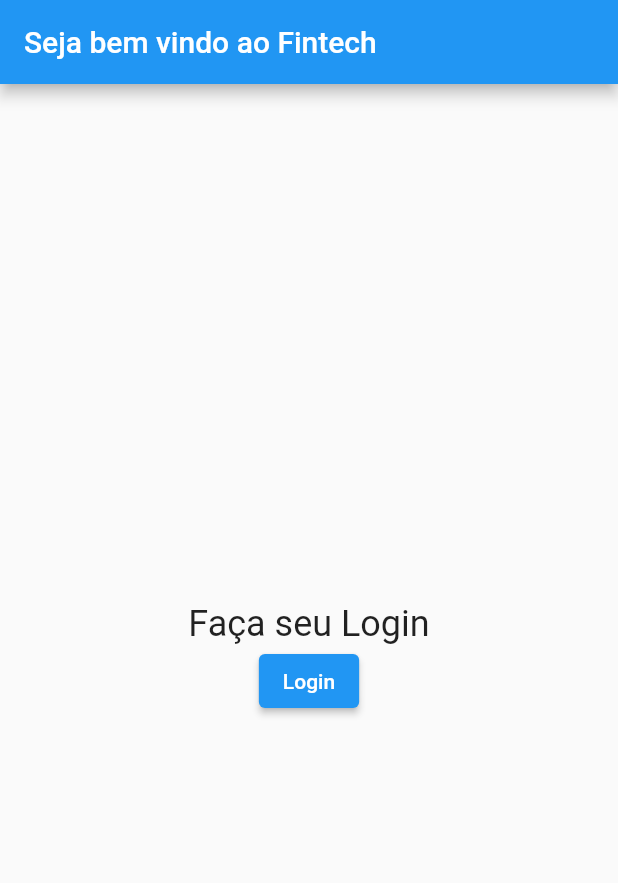
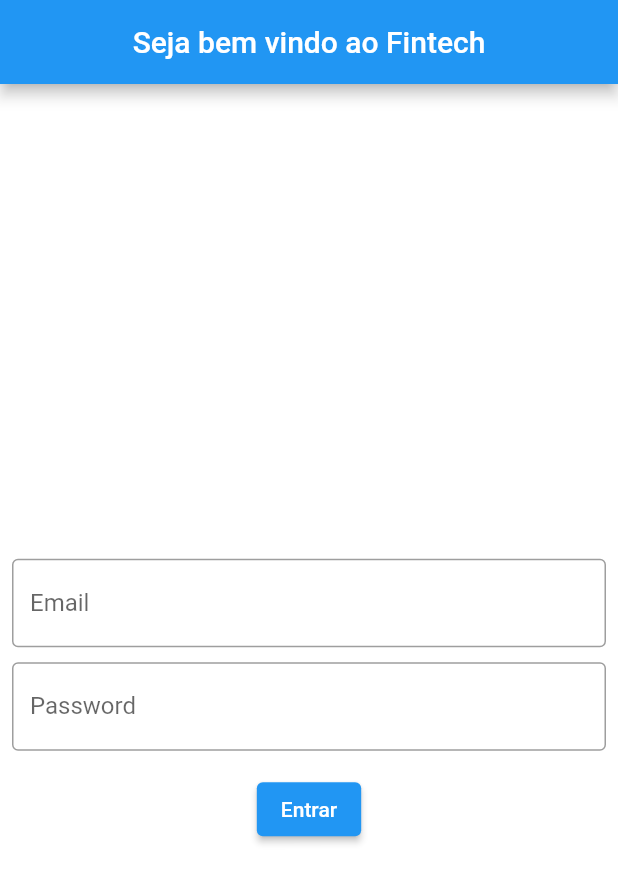
Before and after one commit to LucasAraujo44/fintec, a Flutter app: the screen it shows after launch, on a phone screen of 412 x 824 dp. Shown: the top 883 px of the screen. Run offline on Flutter 3.47's test engine with Material 2 defaults, Android fonts, the phone set to English and light mode, and no system bars.

```diff
--- a/Desktop/app_flutter/app_flutter/fintech/lib/login.dart
+++ b/Desktop/app_flutter/app_flutter/fintech/lib/login.dart
@@ -1,29 +1,73 @@
-// ignore_for_file: use_key_in_widget_constructors
-
 import 'package:flutter/material.dart';
 
-class LoginScreen extends StatelessWidget {
+class LoginPage extends StatefulWidget {
+  const LoginPage({Key? key}) : super(key: key);
+
+  @override
+  State<LoginPage> createState() => _LoginPageState();
+}
+
+class _LoginPageState extends State<LoginPage> {
+  String email = '';
+  String password = '';
+
   @override
   Widget build(BuildContext context) {
     return Scaffold(
+      backgroundColor: Colors.white,
       appBar: AppBar(
-        title: Text('Seja bem vindo ao Fintech'),
+        title: const Text("Seja bem vindo ao Fintech"),
+        backgroundColor: Colors.blue,
+        centerTitle: true,
       ),
-      body: Center(
+      body: SingleChildScrollView(
+        child: SizedBox(
+          width: MediaQuery.of(context).size.width,
+          height: MediaQuery.of(context).size.height,
+          child: Padding(
+            padding: const EdgeInsets.all(8.0),
             child: Column(
               mainAxisAlignment: MainAxisAlignment.center,
               children: [
-            Text(
-              'Faça seu Login',
-              style: TextStyle(fontSize: 24),
+                TextField(
+                  onChanged: (text) {
+                    setState(() {
+                      email = text;
+                    });
+                  },
+                  keyboardType: TextInputType.emailAddress,
+                  decoration: InputDecoration(
+                    labelText: 'Email',
+                    border: OutlineInputBorder(),
                   ),
+                ),
+                const SizedBox(height: 10),
+                TextField(
+                  onChanged: (text) {
+                    setState(() {
+                      password = text;
+                    });
+                  },
+                  obscureText: true, // esconder a senha
+                  decoration: InputDecoration(
+                    labelText: 'Password',
+                    border: OutlineInputBorder(),
+                  ),
+                ),
+                const SizedBox(height: 15),
                 ElevatedButton(
-              child: Text('Login'),
                   onPressed: () {
+                    if (email == 'unama@mobile.com' && password == '123456') {
                       Navigator.pushReplacementNamed(context, '/main');
+                    } else {
+                      print('Login ou senha inválido');
+                    }
                   },
+                  child: const Text('Entrar'),
                 ),
               ],
+            ),
+          ),
         ),
       ),
     );
--- a/Desktop/app_flutter/app_flutter/fintech/lib/main.dart
+++ b/Desktop/app_flutter/app_flutter/fintech/lib/main.dart
@@ -18,7 +18,7 @@ class MyApp extends StatelessWidget {
       ),
       initialRoute: '/',
       routes: {
-        '/': (context) => LoginScreen(),
+        '/': (context) => LoginPage(),
         '/main': (context) => MainScreen(),
         '/transferencia': (context) => TransferScreen(),
         '/cotacao': (context) => MyHomePage()
--- a/Desktop/app_flutter/app_flutter/fintech/pubspec.yaml
+++ b/Desktop/app_flutter/app_flutter/fintech/pubspec.yaml
@@ -30,7 +30,7 @@ environment:
 dependencies:
   flutter:
     sdk: flutter
-  http: ^0.13.0
+  http: ^0.13.6
 
 
   # The following adds the Cupertino Icons font to your application.
```
Also changed, not shown: 1 other file. Lines whose indentation alone changed are shown as unchanged.
